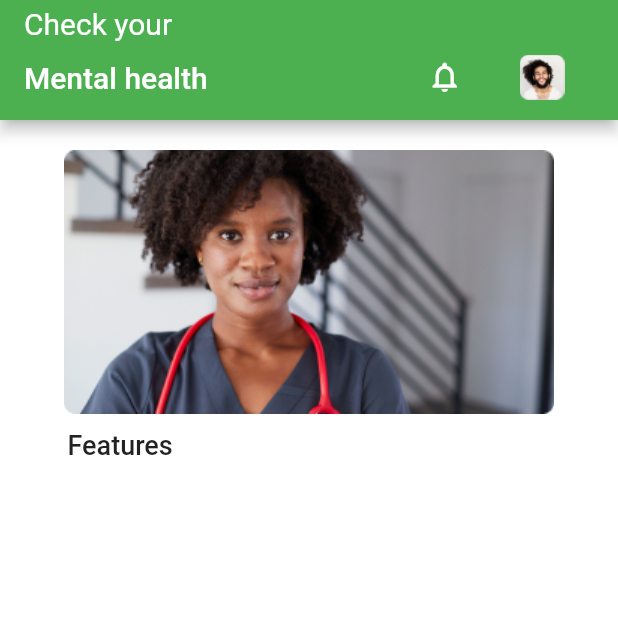
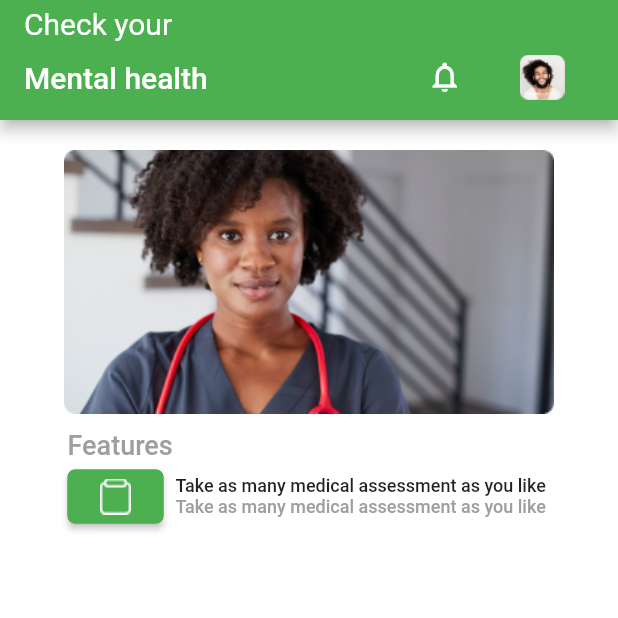
Before and after one commit to OnabanjoTitus/FLTR, a Flutter app: the screen it shows after launch, on a phone screen of 412 x 824 dp, the top half of it. Run offline on Flutter 3.47's test engine with Material 2 defaults, Android fonts, the phone set to English and light mode, and no system bars; missing offline and left inert: dropdownfield.

Commit message:
assessment

```diff
--- a/lib/iResponsePage6.dart
+++ b/lib/iResponsePage6.dart
@@ -57,12 +57,51 @@ class iResponsePage6 extends StatelessWidget {
                 children: <Widget>[
                   SizedBox(width: 45.0,),
                   Text('Features',
-                    style:TextStyle(fontWeight: FontWeight.w500,fontSize: 18.0),),
+                    style:TextStyle(fontWeight: FontWeight.w500,fontSize: 18.0,color: Colors.grey),),
+                ],
+              ),
+              Row(
+                children: <Widget>[
+                  SizedBox(width: 45.0,),
+                  Row(
+                    children: <Widget>
+                    [
+                      ElevatedButton(
+
+                        onPressed: () {
+                        },
+                        child:Image.asset('assets/Assessment.png',scale: 1.0,),
+                        style:
+                        ElevatedButton.styleFrom(
+                          primary: Colors.green,
+                            shape: RoundedRectangleBorder(
+                                borderRadius: BorderRadius.circular(5.0),
+                                side: BorderSide(color: Colors.green)
+                            )
+                        ),
+                      ),
+                    ],
+                  ),
+                  Row(
+                    children: <Widget>[
+                      SizedBox(width: 8.0,),
+                      Column(
+                        children: <Widget>[
+                          Text('Take as many medical assessment as you like',
+                            style:TextStyle(fontWeight: FontWeight.w500,fontSize: 12.0),),
+                          Text('Take as many medical assessment as you like',
+                            style:TextStyle(fontWeight: FontWeight.w500,fontSize: 12.0,color: Colors.grey),),
+
+                        ],
+                      ),
+                    ],
+                  ),
                 ],
               )
+
             ],
+
           ),
-
 
         ),
     );
```
